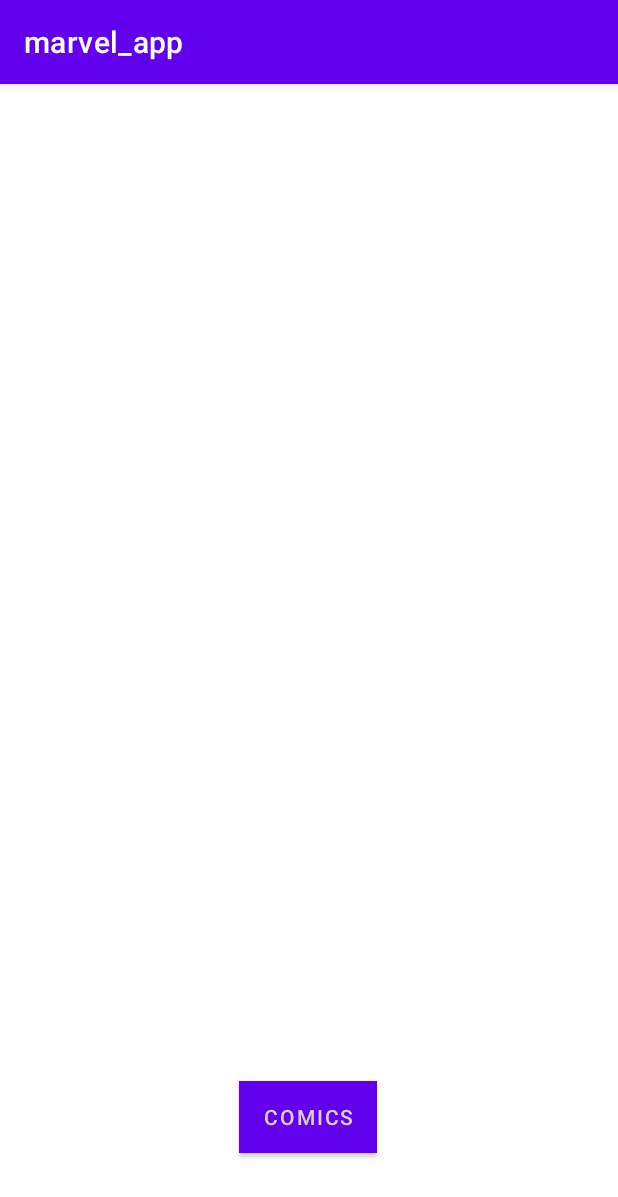
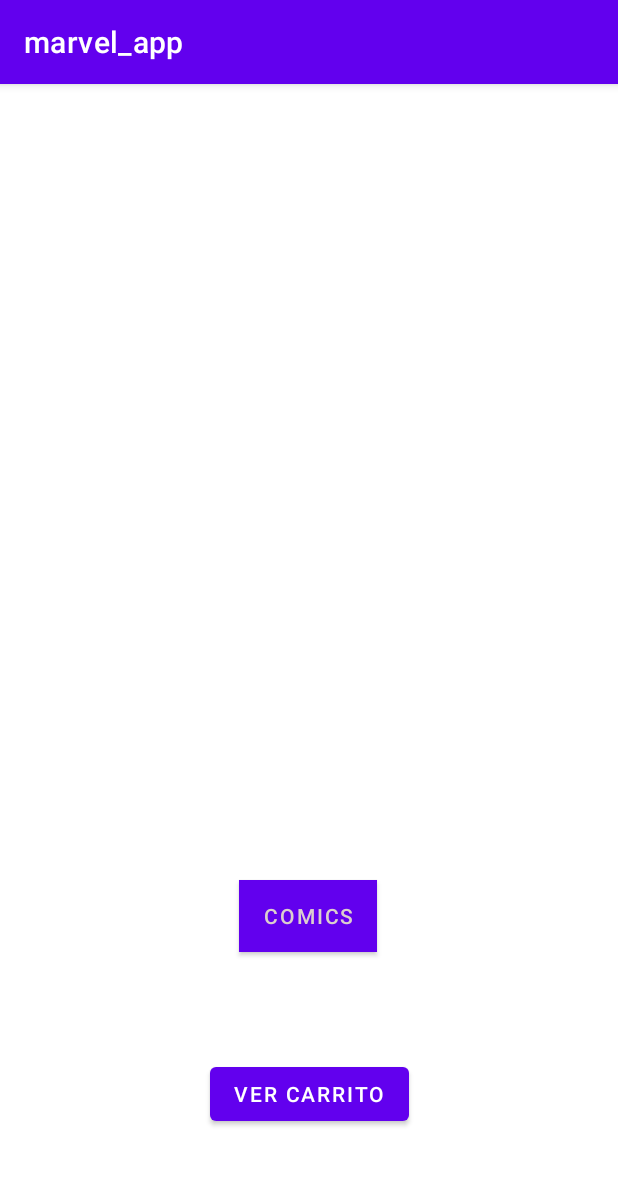
Before and after one commit to aosunt25/marvel_app, an Android app: the StartFragment screen opened through its navigation route, on a phone screen of 412 x 824 dp. Shown: the top 1197 px of the screen. Run offline under Robolectric (Android 15) with nearby library versions, the phone set to English and light mode, and no system bars; our stand-ins replace Firebase (no records; nobody signed in at launch, a user with empty details on screens opened directly), Volley.

```diff
--- a/app/src/main/java/edu/itesm/marvel_app/ComicListFragment.kt
+++ b/app/src/main/java/edu/itesm/marvel_app/ComicListFragment.kt
@@ -6,11 +6,13 @@ import android.view.LayoutInflater
 import android.view.View
 import android.view.ViewGroup
 import androidx.fragment.app.Fragment
+import androidx.navigation.findNavController
 import androidx.recyclerview.widget.LinearLayoutManager
 import com.android.volley.Request
 import com.android.volley.Response
 import com.android.volley.toolbox.JsonObjectRequest
 import com.android.volley.toolbox.Volley
+import kotlinx.android.synthetic.main.fragment_comic_info.*
 import kotlinx.android.synthetic.main.fragment_comic_list.*
 import kotlinx.coroutines.GlobalScope
 import kotlinx.coroutines.async
@@ -55,6 +57,8 @@ class ComicListFragment : Fragment() {
             // set the custom adapter to the RecyclerView
             adapter = MyComicListRecyclerViewAdapter(comicList)
         }
+
+
 
     }
 
--- a/app/src/main/java/edu/itesm/marvel_app/StartFragment.kt
+++ b/app/src/main/java/edu/itesm/marvel_app/StartFragment.kt
@@ -8,16 +8,7 @@ import android.view.ViewGroup
 import androidx.navigation.findNavController
 import kotlinx.android.synthetic.main.fragment_start.*
 
-// TODO: Rename parameter arguments, choose names that match
-// the fragment initialization parameters, e.g. ARG_ITEM_NUMBER
-private const val ARG_PARAM1 = "param1"
-private const val ARG_PARAM2 = "param2"
 
-/**
- * A simple [Fragment] subclass.
- * Use the [StartFragment.newInstance] factory method to
- * create an instance of this fragment.
- */
 class StartFragment : Fragment() {
     // TODO: Rename and change types of parameters
     private var param1: String? = null
@@ -25,10 +16,7 @@ class StartFragment : Fragment() {
 
     override fun onCreate(savedInstanceState: Bundle?) {
         super.onCreate(savedInstanceState)
-        arguments?.let {
-            param1 = it.getString(ARG_PARAM1)
-            param2 = it.getString(ARG_PARAM2)
-        }
+
     }
 
     override fun onCreateView(
@@ -43,7 +31,12 @@ class StartFragment : Fragment() {
         super.onActivityCreated(savedInstanceState)
         button.setOnClickListener{
             view?.findNavController()?.navigate(R.id.action_startFragment2_to_comicListFragment3)
-            //Navigation.createNavigateOnClickListener(R.id.action_kubrickFragment_to_moviesFragment, null)
+
+            // Boton para ver carrito
+            carrito.setOnClickListener{
+                view?.findNavController()?.navigate(R.id.action_startFragment2_to_cartFragment)
+
+            }
         }
 
     }
--- a/app/src/main/res/layout/fragment_comic_list.xml
+++ b/app/src/main/res/layout/fragment_comic_list.xml
@@ -10,4 +10,7 @@
     android:layout_marginRight="16dp"
     app:layoutManager="LinearLayoutManager"
     tools:context=".ComicListFragment"
-    tools:listitem="@layout/fragment_comic_item" />
+    tools:listitem="@layout/fragment_comic_item"
+
+
+    />
--- a/app/src/main/res/layout/fragment_start.xml
+++ b/app/src/main/res/layout/fragment_start.xml
@@ -5,8 +5,6 @@
     android:layout_height="match_parent"
     xmlns:app="http://schemas.android.com/apk/res-auto"
     tools:context=".StartFragment">
-
-    <!-- TODO: Update blank fragment layout -->
 
     <Button
         android:id="@+id/button"
@@ -21,6 +19,16 @@
         app:layout_constraintHorizontal_bias="0.498"
         app:layout_constraintStart_toStartOf="parent"
         app:layout_constraintTop_toTopOf="parent"
-        app:layout_constraintVertical_bias="0.923" />
+        app:layout_constraintVertical_bias="0.737" />
+
+    <Button
+        android:id="@+id/carrito"
+        android:layout_width="wrap_content"
+        android:layout_height="wrap_content"
+        android:text="Ver Carrito"
+        app:layout_constraintBottom_toBottomOf="parent"
+        app:layout_constraintEnd_toEndOf="parent"
+        app:layout_constraintStart_toStartOf="parent"
+        app:layout_constraintTop_toBottomOf="@+id/button" />
 
 </androidx.constraintlayout.widget.ConstraintLayout>
--- a/app/src/main/res/navigation/navigation.xml
+++ b/app/src/main/res/navigation/navigation.xml
@@ -20,6 +20,9 @@
         <action
             android:id="@+id/action_startFragment2_to_comicListFragment3"
             app:destination="@id/comicListFragment3" />
+        <action
+            android:id="@+id/action_startFragment2_to_cartFragment2"
+            app:destination="@id/cartFragment" />
     </fragment>
     <fragment
         android:id="@+id/comicListFragment3"
@@ -38,9 +41,6 @@
         <argument
             android:name="comic"
             app:argType="edu.itesm.marvel_app.Comic" />
-        <action
-            android:id="@+id/action_comicInfoFragment2_to_cartFragment"
-            app:destination="@id/cartFragment" />
     </fragment>
     <fragment
         android:id="@+id/cartFragment"
```
Also changed, not shown: app/src/main/java/edu/itesm/marvel_app/CartFragment.kt (+7 -2 lines), app/src/main/java/edu/itesm/marvel_app/CartFragmentAdapter.kt (+6 -1 lines), app/src/main/java/edu/itesm/marvel_app/ComicInfoFragment.kt (+3 -6 lines), app/src/main/res/layout/fragment_comic_info.xml (+1 -9 lines).
